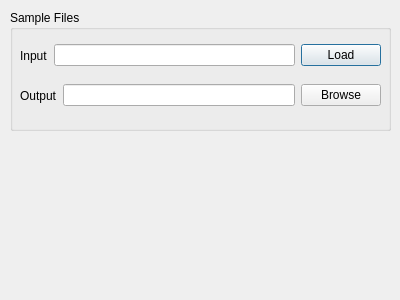
First picture: the form in dtmfconsole.ui, repository nnarain/ESEPlatformSupervisor-Desktop, before the edit.
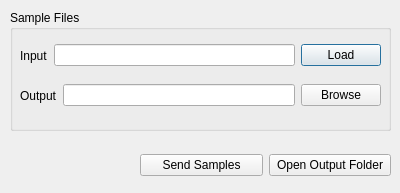
Second picture: the form after the edit.

Commit message: set output file and add new DSP command to protocol

Patch:
```diff
--- a/dtmfconsole.ui
+++ b/dtmfconsole.ui
@@ -7,7 +7,7 @@
     <x>0</x>
     <y>0</y>
     <width>400</width>
-    <height>300</height>
+    <height>193</height>
    </rect>
   </property>
   <property name="windowTitle">
@@ -88,6 +88,32 @@
     </layout>
    </widget>
   </widget>
+  <widget class="QWidget" name="horizontalLayoutWidget_3">
+   <property name="geometry">
+    <rect>
+     <x>140</x>
+     <y>150</y>
+     <width>251</width>
+     <height>31</height>
+    </rect>
+   </property>
+   <layout class="QHBoxLayout" name="horizontalLayout_3">
+    <item>
+     <widget class="QPushButton" name="bnSendSamples">
+      <property name="text">
+       <string>Send Samples</string>
+      </property>
+     </widget>
+    </item>
+    <item>
+     <widget class="QPushButton" name="bnOpenOutputFolder">
+      <property name="text">
+       <string>Open Output Folder</string>
+      </property>
+     </widget>
+    </item>
+   </layout>
+  </widget>
  </widget>
  <resources/>
  <connections/>
```
Left out of the diff: 8 changed lines with no effect on the pictures. The commit also changes 5 other files.
